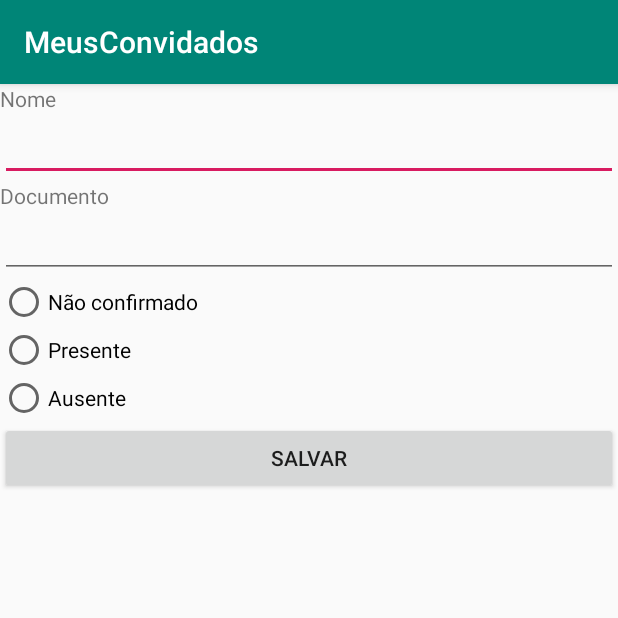
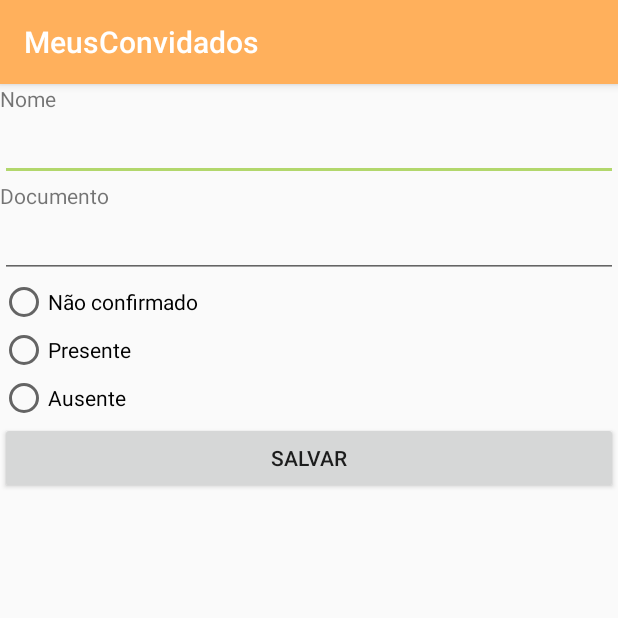
Before and after one commit to wendreof/myGuests, an Android app: the GuestFormActivity screen opened directly, with no data from a screen before it, on a phone screen of 412 x 824 dp, the top half of it. Run offline under Robolectric (Android 15) with nearby library versions, the phone set to English and light mode, and no system bars.

Commit message:
Chaging colors[

```diff
--- a/app/src/main/res/values/colors.xml
+++ b/app/src/main/res/values/colors.xml
@@ -1,6 +1,11 @@
 <?xml version="1.0" encoding="utf-8"?>
 <resources>
-    <color name="colorPrimary">#008577</color>
-    <color name="colorPrimaryDark">#00574B</color>
-    <color name="colorAccent">#D81B60</color>
+    <color name="colorPrimary">#ffb05c</color>
+    <color name="colorPrimaryDark">#fa9f3d</color>
+    <color name="colorAccent">#b2d76c</color>
+    <color name="colorPrimaryText">#42784b</color>
+    <color name="colorTextPresent">#6ac279</color>
+    <color name="colorTextAbsent">#ff724b</color>
+    <color name="colorTextTotal">#7cbdce</color>
+    <color name="colorTextButton">#ffffff</color>
 </resources>
```
